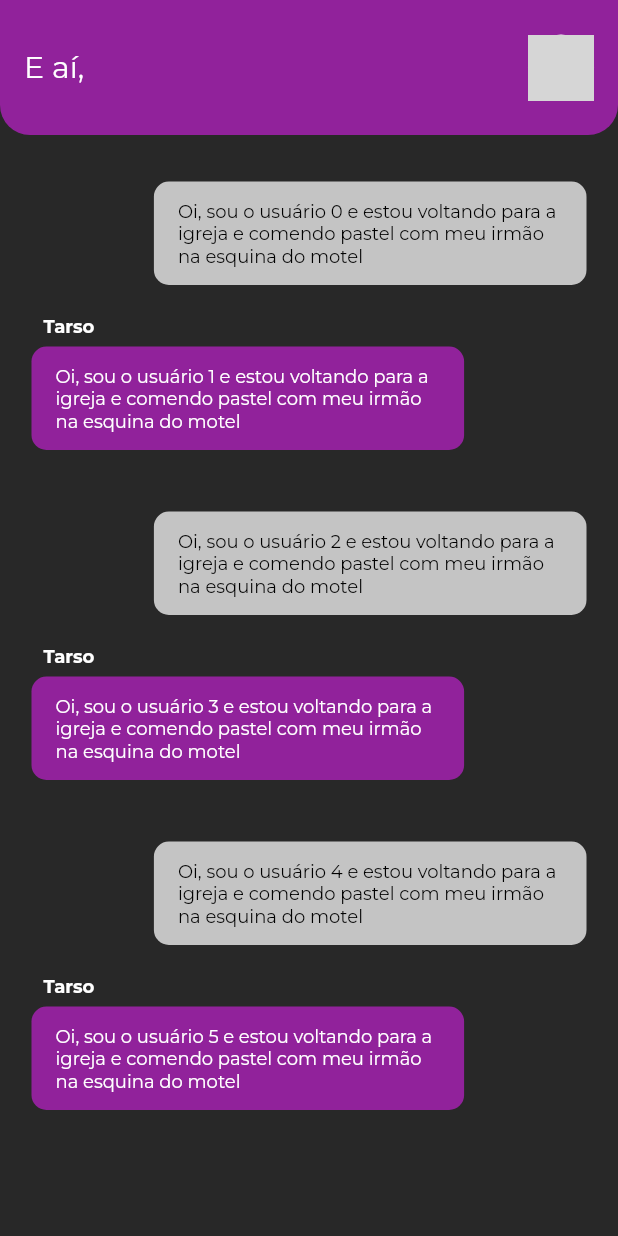
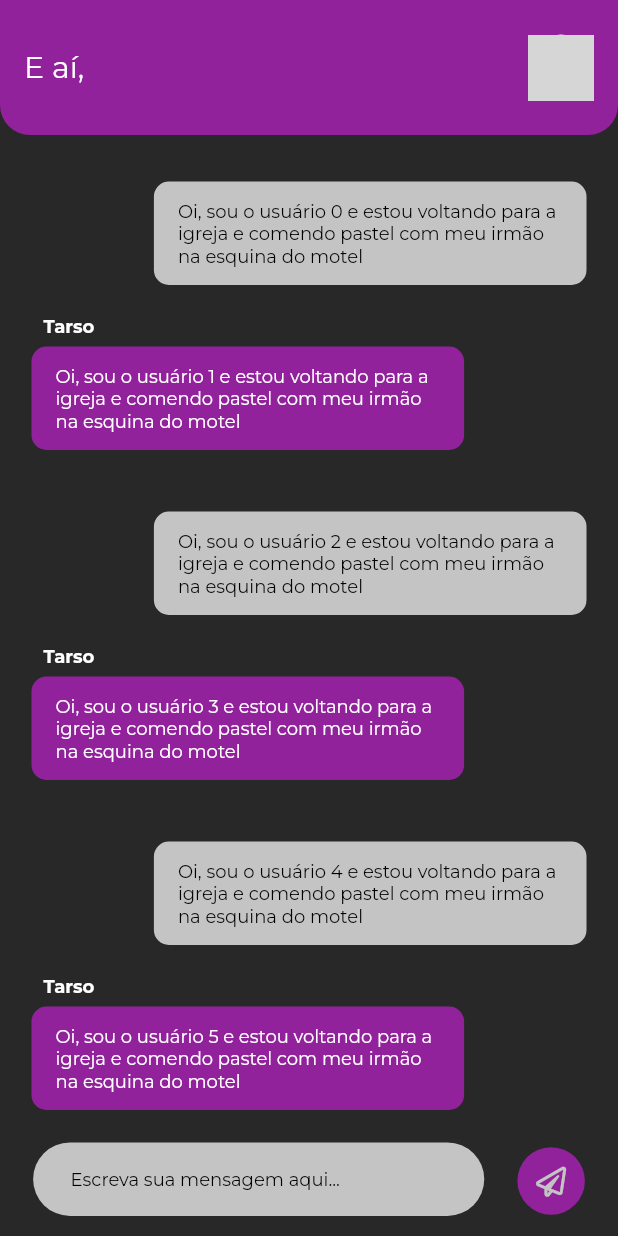
Before and after one commit to JV200320/flutter-message-app, a Flutter app: the HomePage screen opened directly with empty values, on a phone screen of 412 x 824 dp. Run offline on Flutter 3.47's test engine with Material 2 defaults, Android fonts, the phone set to English and light mode, and no system bars; our stand-ins replace firebase_core, font_awesome_flutter, google_fonts, google_sign_in, shared_preferences; accounts and stored records are empty; network calls fail; grey boxes are pictures that could not be loaded.

Commit message:
Message Input working

```diff
--- a/lib/controllers/message_controller.dart
+++ b/lib/controllers/message_controller.dart
@@ -17,9 +17,9 @@ class MessageController {
 
   Future<void> saveMessage() async {
     final instance = await SharedPreferences.getInstance();
-    final boletos = instance.getStringList("boletos") ?? <String>[];
-    boletos.add(message.toJson());
-    await instance.setStringList("boletos", boletos);
+    final messages = instance.getStringList("messages") ?? <String>[];
+    messages.add(message.toJson());
+    await instance.setStringList("messages", messages);
     return;
   }
 
--- a/lib/models/message_model.dart
+++ b/lib/models/message_model.dart
@@ -2,11 +2,11 @@ import 'dart:convert';
 import 'package:flutter_message_app/models/user_model.dart';
 
 class MessageModel {
-  UserModel user;
-  String text;
+  UserModel? user;
+  String? text;
   MessageModel({
-    required this.user,
-    required this.text,
+    this.user,
+    this.text,
   });
 
   MessageModel copyWith({
@@ -21,7 +21,7 @@ class MessageModel {
 
   Map<String, dynamic> toMap() {
     return {
-      'user': user.toMap(),
+      'user': user!.toMap(),
       'text': text,
     };
   }
@@ -41,7 +41,6 @@ class MessageModel {
   @override
   String toString() => 'MessageModel(user: $user, text: $text)';
 
-
   @override
   bool operator ==(Object other) {
     if (identical(this, other)) return true;
@@ -50,5 +49,4 @@ class MessageModel {
 
   @override
   int get hashCode => user.hashCode ^ text.hashCode;
-
 }
--- a/lib/screens/home_page.dart
+++ b/lib/screens/home_page.dart
@@ -2,41 +2,40 @@
 
 import 'package:flutter/material.dart';
 import 'package:flutter_message_app/assets/themes/app_colors.dart';
-import 'package:flutter_message_app/mock_data/mock_data.dart';
 import 'package:flutter_message_app/models/user_model.dart';
 import 'package:flutter_message_app/widgets/app_bar.dart';
-import 'package:flutter_message_app/widgets/current_user_message.dart';
-import 'package:flutter_message_app/widgets/other_user_message.dart';
+import 'package:flutter_message_app/widgets/message_input.dart';
+import 'package:flutter_message_app/widgets/message_list.dart';
 
 class HomePage extends StatelessWidget {
   const HomePage({Key? key}) : super(key: key);
 
   @override
   Widget build(BuildContext context) {
-    final UserModel user =
+    final UserModel currentUser =
         ModalRoute.of(context)!.settings.arguments as UserModel;
-    final appBar = CustomAppBar(user);
-    var messages = MockData.getMockMessages(user);
+    final appBar = CustomAppBar(currentUser);
+    var messageAndTextInputHeight = MediaQuery.of(context).size.height -
+        appBar.preferredSize.height -
+        MediaQuery.of(context).padding.top;
     return SafeArea(
       child: Scaffold(
         backgroundColor: AppColors.background,
         appBar: appBar,
-        body: Container(
-          height: MediaQuery.of(context).size.height * 0.92 -
-              appBar.preferredSize.height -
-              MediaQuery.of(context).padding.top,
-          child: ListView.builder(
-            itemBuilder: (context, i) {
-              if (user == messages[i].user) {
-                return CurrentUserMessage(
-                  message: messages[i],
-                );
-              }
-              return OtherUserMessage(
-                message: messages[i],
-              );
-            },
-            itemCount: messages.length,
+        body: SingleChildScrollView(
+          child: Column(
+            children: [
+              SizedBox(
+                height: messageAndTextInputHeight * 0.9,
+                child: MessageList(
+                  currentUser: currentUser,
+                ),
+              ),
+              SizedBox(
+                height: messageAndTextInputHeight * 0.1,
+                child: MessageInput(),
+              ),
+            ],
           ),
         ),
       ),
--- a/lib/widgets/current_user_message.dart
+++ b/lib/widgets/current_user_message.dart
@@ -20,7 +20,7 @@ class CurrentUserMessage extends StatelessWidget {
               Padding(
                 padding: const EdgeInsets.only(right: 8, bottom: 6),
                 child: Text(
-                  message.user.name,
+                  message.user!.name,
                   style: TextStyles.messageAuthor,
                 ),
               ),
@@ -36,7 +36,7 @@ class CurrentUserMessage extends StatelessWidget {
                   horizontal: 16,
                 ),
                 child: Text(
-                  message.text,
+                  message.text!,
                   style: TextStyles.messageBodyBlack,
                 ),
               ),
--- a/lib/widgets/message_input.dart
+++ b/lib/widgets/message_input.dart
@@ -1,6 +1,7 @@
 // ignore_for_file: prefer_const_constructors, sized_box_for_whitespace
 
 import 'package:flutter/material.dart';
+import 'package:flutter_message_app/assets/themes/app_colors.dart';
 import 'package:flutter_message_app/assets/themes/text_styles.dart';
 import 'package:font_awesome_flutter/font_awesome_flutter.dart';
 
@@ -11,47 +12,62 @@ import 'package:font_awesome_flutter/font_awesome_flutter.dart';
 // -------------------------------------------------------------------------
 
 class MessageInput extends StatelessWidget {
-  final void Function(String value) onChanged;
-  final VoidCallback onPressed;
-
   const MessageInput({
     Key? key,
-    required this.onChanged,
-    required this.onPressed,
   }) : super(key: key);
 
   @override
   Widget build(BuildContext context) {
     final size = MediaQuery.of(context).size;
-    return Container(
-      height: size.height * 0.8,
-      child: Padding(
-        padding: const EdgeInsets.symmetric(vertical: 35, horizontal: 20),
+    var controller = TextEditingController();
+    return Padding(
+      padding: const EdgeInsets.symmetric(vertical: 11),
       child: Row(
         mainAxisAlignment: MainAxisAlignment.spaceEvenly,
         children: [
           Container(
             width: size.width * 0.73,
-              height: size.width * 0.06,
-              child: TextFormField(
-                onChanged:
-                    onChanged, // Quando for instanciado, chama controller.OnChange
+            height: size.height * 0.08,
+            child: TextField(
+              controller: controller,
+              cursorColor: AppColors.purple,
+              onChanged: (value) {
+                print(value);
+              }, // Quando for instanciado, chama controller.OnChange
               style: TextStyles.messageInput,
               decoration: InputDecoration(
-                  labelText: "Escreva sua mensagem aqui...",
-                  labelStyle: TextStyles.messageInput,
+                filled: true,
+                fillColor: AppColors.grey,
+                hintText: "Escreva sua mensagem aqui...",
+                hintStyle: TextStyles.messageInput,
                 contentPadding:
                     EdgeInsets.symmetric(vertical: 17, horizontal: 25),
+                border: OutlineInputBorder(
+                  borderSide: BorderSide.none,
+                  borderRadius: BorderRadius.circular(size.height * 0.08),
                 ),
               ),
             ),
-            TextButton(
-              onPressed:
-                  onPressed, // Aqui chama sendMessage de forma assincrona
-              child: Icon(FontAwesomeIcons.paperPlane),
+          ),
+          Container(
+            width: 45,
+            height: 45,
+            decoration: BoxDecoration(
+              color: AppColors.purple,
+              borderRadius: BorderRadius.circular(45),
+            ),
+            child: TextButton(
+              onPressed: () {
+                print(controller.text);
+              }, // Aqui chama sendMessage de forma assincrona
+              child: Icon(
+                FontAwesomeIcons.paperPlane,
+                color: AppColors.grey,
+                size: 20,
+              ),
+            ),
           )
         ],
-        ),
       ),
     );
   }
--- /dev/null
+++ b/lib/widgets/message_list.dart
@@ -0,0 +1,36 @@
+import 'package:flutter/material.dart';
+import 'package:flutter_message_app/mock_data/mock_data.dart';
+import 'package:flutter_message_app/models/user_model.dart';
+import 'package:flutter_message_app/widgets/current_user_message.dart';
+import 'package:flutter_message_app/widgets/other_user_message.dart';
+
+class MessageList extends StatefulWidget {
+  final UserModel currentUser;
+  const MessageList({
+    Key? key,
+    required this.currentUser,
+  }) : super(key: key);
+
+  @override
+  _MessageListState createState() => _MessageListState();
+}
+
+class _MessageListState extends State<MessageList> {
+  @override
+  Widget build(BuildContext context) {
+    var messages = MockData.getMockMessages(widget.currentUser);
+    return ListView.builder(
+      itemBuilder: (context, i) {
+        if (widget.currentUser == messages[i].user) {
+          return CurrentUserMessage(
+            message: messages[i],
+          );
+        }
+        return OtherUserMessage(
+          message: messages[i],
+        );
+      },
+      itemCount: messages.length,
+    );
+  }
+}
--- a/lib/widgets/other_user_message.dart
+++ b/lib/widgets/other_user_message.dart
@@ -17,7 +17,7 @@ class OtherUserMessage extends StatelessWidget {
           Padding(
             padding: const EdgeInsets.only(left: 8, bottom: 6),
             child: Text(
-              message.user.name,
+              message.user!.name,
               style: TextStyles.messageAuthor,
             ),
           ),
@@ -33,7 +33,7 @@ class OtherUserMessage extends StatelessWidget {
               horizontal: 16,
             ),
             child: Text(
-              message.text,
+              message.text!,
               style: TextStyles.messageBodyWhite,
             ),
           ),
```
Lines whose indentation alone changed are shown as unchanged.
